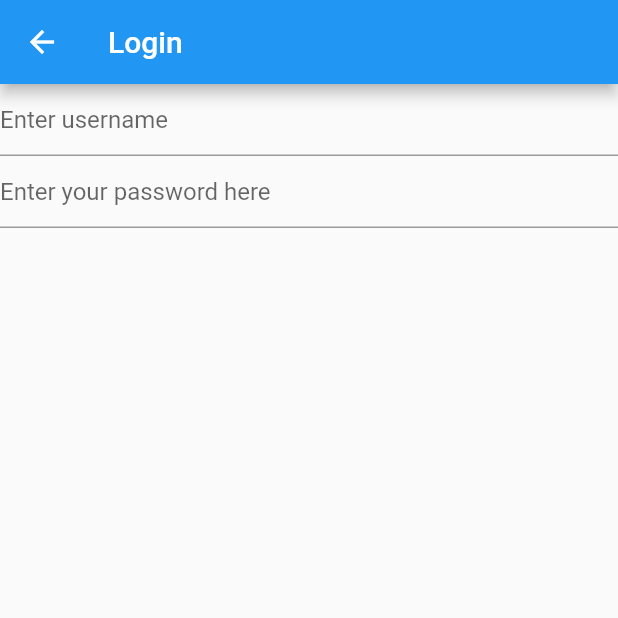
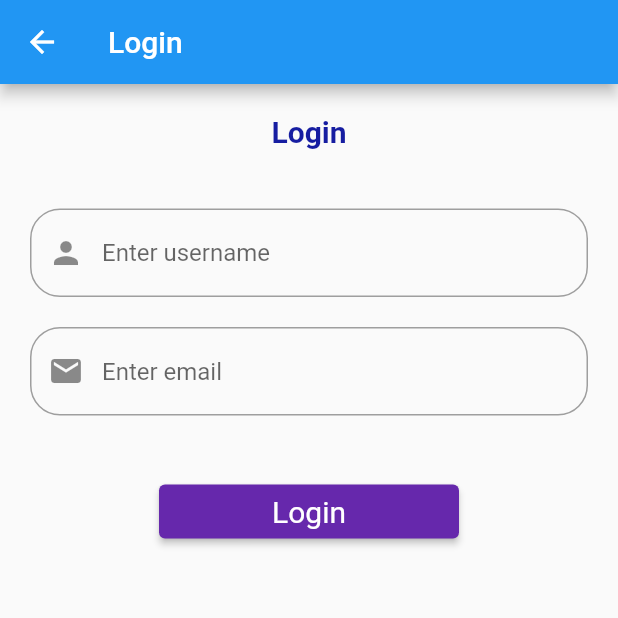
Before and after one commit to AjCodez/flutter-coding-challenge, a Flutter app: the screen it shows after launch, after a tap on "Get Started", on a phone screen of 412 x 824 dp, the top half of it. Run offline on Flutter 3.47's test engine with Material 2 defaults, Android fonts, the phone set to English and light mode, and no system bars; network calls fail.

Commit message:
login screen

```diff
--- a/lib/main.dart
+++ b/lib/main.dart
@@ -1,3 +1,4 @@
+import 'package:assignment/screens/cert.dart';
 import 'package:assignment/screens/get_started.dart';
 import 'package:assignment/screens/login.dart';
 import 'package:flutter/material.dart';
@@ -9,6 +10,7 @@ void main() {
       home: const GetStarted(),
       routes: {
         '/login/': (context) => const LoginView(),
+        '/cert/': (context) => Certificate(),
       },
     ),
   );
--- a/lib/screens/login.dart
+++ b/lib/screens/login.dart
@@ -31,21 +31,94 @@ class _LoginViewState extends State<LoginView> {
       appBar: AppBar(
         title: const Text('Login'),
       ),
-      body: Column(
+      body: SafeArea(
+        child: Padding(
+          padding: const EdgeInsets.all(20.0),
+          child: Column(
             children: [
+              const Text(
+                'Login',
+                style: TextStyle(
+                    fontSize: 20,
+                    fontWeight: FontWeight.bold,
+                    color: Color.fromARGB(255, 22, 29, 161)),
+              ),
+              const SizedBox(
+                height: 40,
+              ),
               TextField(
                 controller: _username,
                 autocorrect: false,
                 enableSuggestions: false,
-            decoration: const InputDecoration(hintText: "Enter username"),
+                decoration: const InputDecoration(
+                  hintText: "Enter username",
+                  prefixIcon: Icon(Icons.person),
+                  enabledBorder: OutlineInputBorder(
+                    borderRadius: BorderRadius.all(Radius.circular(20.0)),
+                    borderSide: BorderSide(
+                      color: Colors.grey,
+                    ),
+                  ),
+                ),
+              ),
+              const SizedBox(
+                height: 20,
               ),
               TextField(
                 controller: _email,
                 keyboardType: TextInputType.emailAddress,
-            decoration:
-                const InputDecoration(hintText: "Enter your password here"),
+                decoration: const InputDecoration(
+                  hintText: "Enter email",
+                  prefixIcon: Icon(Icons.mail),
+                  enabledBorder: OutlineInputBorder(
+                    borderRadius: BorderRadius.all(Radius.circular(20.0)),
+                    borderSide: BorderSide(
+                      color: Colors.grey,
+                    ),
+                  ),
+                ),
+              ),
+              const SizedBox(
+                height: 40,
+              ),
+              ElevatedButton(
+                style: ElevatedButton.styleFrom(
+                  textStyle: const TextStyle(fontSize: 20),
+                  primary: const Color.fromARGB(255, 102, 40, 172),
+                  fixedSize: const Size(200, 20),
+                ),
+                onPressed: () {
+                  final name = _username.text;
+                  final email = _email.text;
+                  if (name.isEmpty || email.isEmpty) {
+                    showDialog(
+                      context: context,
+                      builder: (context) {
+                        return AlertDialog(
+                          title: const Text("Failed"),
+                          content: const Text("Field cannot be empty"),
+                          actions: [
+                            TextButton(
+                                onPressed: () {
+                                  Navigator.pop(context);
+                                },
+                                child: const Text("OK"))
+                          ],
+                        );
+                      },
+                    );
+                  } else {
+                    Navigator.push(context,
+                        MaterialPageRoute(builder: (conetext) {
+                      return const LoginView();
+                    }));
+                  }
+                },
+                child: const Text('Login'),
               ),
             ],
+          ),
+        ),
       ),
     );
   }
```
Also changed, not shown: lib/screens/cert.dart (added, +15 -0 lines). Lines whose indentation alone changed are shown as unchanged.
